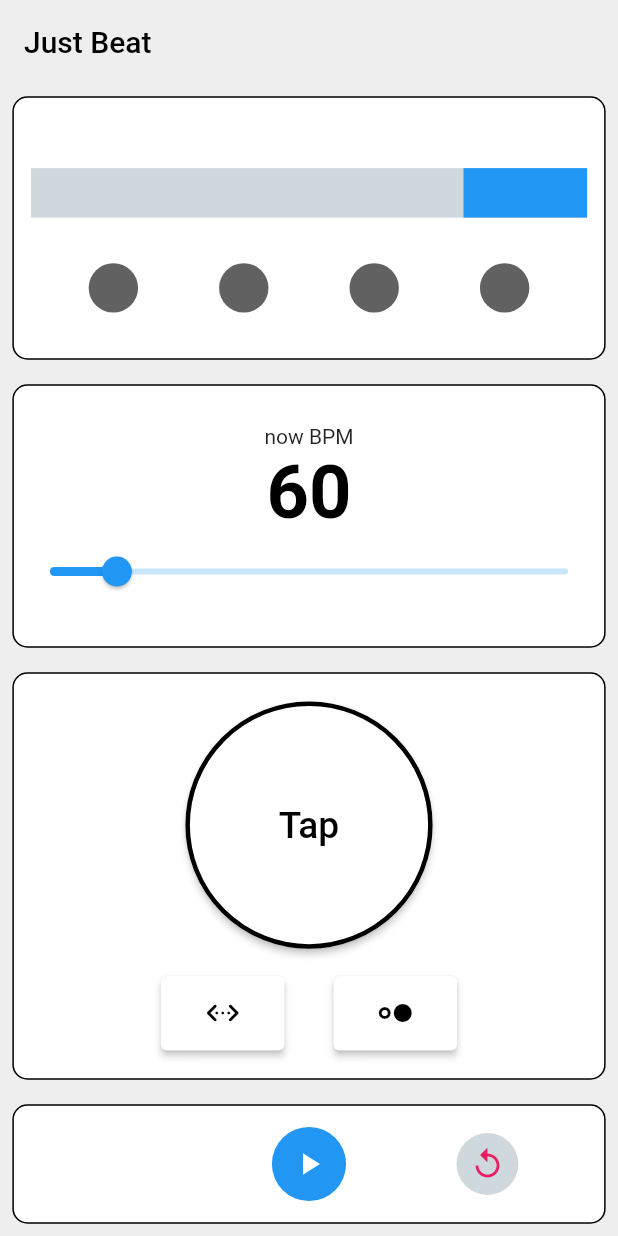
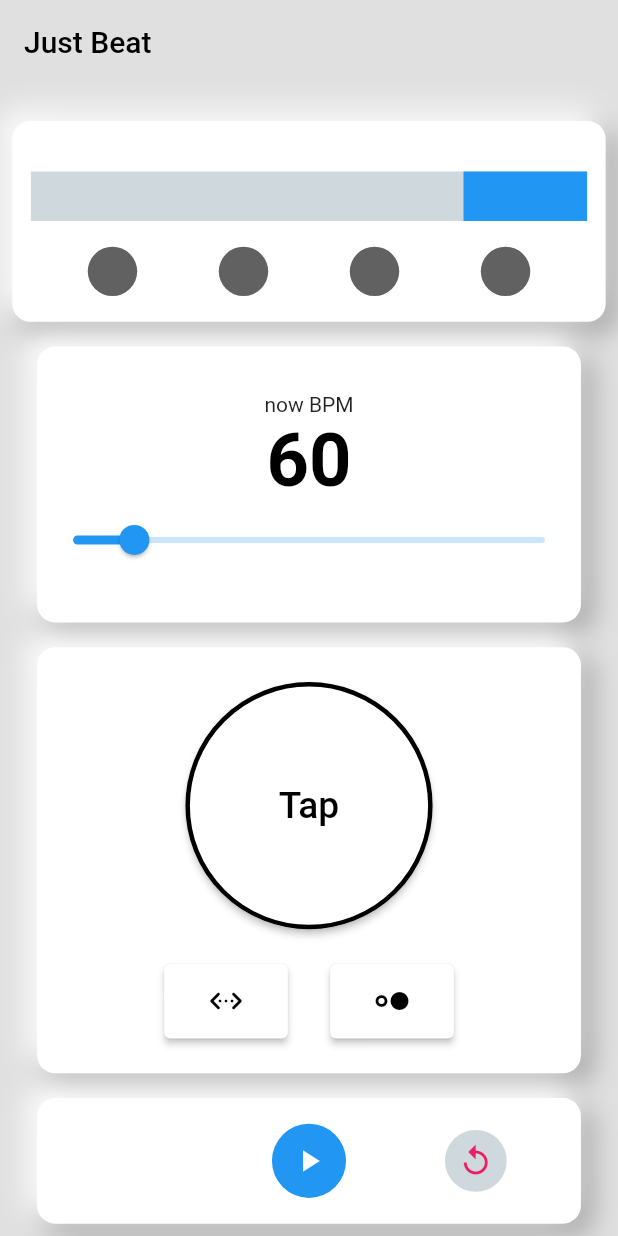
Before and after one commit to yuto90/metronome, a Flutter app: the screen it shows after launch, on a phone screen of 412 x 824 dp. Run offline on Flutter 3.47's test engine with Material 2 defaults, Android fonts, the phone set to English and light mode, and no system bars; missing offline and left inert: soundpool.

Commit message:
レイアウト修正

```diff
--- a/lib/home/home.dart
+++ b/lib/home/home.dart
@@ -22,26 +22,30 @@ class Home extends StatelessWidget {
                 'Just Beat',
                 style: TextStyle(color: Colors.black),
               ),
-              backgroundColor: Colors.grey[200],
+              backgroundColor: Colors.grey[300],
               elevation: 0,
+              //backgroundColor: Colors.white,
+              //elevation: 6,
+              //shadowColor: Colors.grey.shade500,
             ),
             body: Container(
-              color: Colors.grey[200],
+              color: Colors.grey[300],
               child: Column(
                 mainAxisAlignment: MainAxisAlignment.center,
                 children: <Widget>[
                   //! ---------------------------------------------------------------
+                  SizedBox(height: SizeConfig.blockSizeVertical! * 2),
                   Expanded(
-                    flex: 4,
+                    flex: 3,
                     child: Padding(
-                      padding:
-                          EdgeInsets.all(SizeConfig.blockSizeHorizontal! * 2),
+                      padding: EdgeInsets.fromLTRB(
+                        SizeConfig.blockSizeHorizontal! * 2,
+                        SizeConfig.blockSizeVertical! * 1,
+                        SizeConfig.blockSizeHorizontal! * 2,
+                        SizeConfig.blockSizeVertical! * 1,
+                      ),
                       child: Container(
-                        decoration: BoxDecoration(
-                          border: Border.all(color: Colors.black),
-                          borderRadius: BorderRadius.circular(10),
-                          color: Colors.white, // Expandedの色
-                        ),
+                        decoration: model.homeProperty.smooth(),
                         child: Column(
                           mainAxisAlignment: MainAxisAlignment.center,
                           children: [
@@ -59,20 +63,18 @@ class Home extends StatelessWidget {
                   Expanded(
                     flex: 4,
                     child: Padding(
-                      padding:
-                          EdgeInsets.all(SizeConfig.blockSizeHorizontal! * 2),
+                      padding: EdgeInsets.fromLTRB(
+                        SizeConfig.blockSizeHorizontal! * 6,
+                        SizeConfig.blockSizeVertical! * 1,
+                        SizeConfig.blockSizeHorizontal! * 6,
+                        SizeConfig.blockSizeVertical! * 1,
+                      ),
                       child: Container(
-                        decoration: BoxDecoration(
-                          border: Border.all(color: Colors.black),
-                          borderRadius: BorderRadius.circular(10),
-                          color: Colors.white, // Expandedの色
-                        ),
+                        decoration: model.homeProperty.smooth(),
                         child: Column(
                           children: [
                             Spacer(),
-                            Text(
-                              'now BPM',
-                            ),
+                            Text('now BPM'),
                             Center(
                               child: Text(
                                 model.sliderTempo.toString(),
@@ -103,14 +105,14 @@ class Home extends StatelessWidget {
                   Expanded(
                     flex: 6,
                     child: Padding(
-                      padding:
-                          EdgeInsets.all(SizeConfig.blockSizeHorizontal! * 2),
+                      padding: EdgeInsets.fromLTRB(
+                        SizeConfig.blockSizeHorizontal! * 6,
+                        SizeConfig.blockSizeVertical! * 1,
+                        SizeConfig.blockSizeHorizontal! * 6,
+                        SizeConfig.blockSizeVertical! * 1,
+                      ),
                       child: Container(
-                        decoration: BoxDecoration(
-                          border: Border.all(color: Colors.black),
-                          borderRadius: BorderRadius.circular(10),
-                          color: Colors.white, // Expandedの色
-                        ),
+                        decoration: model.homeProperty.smooth(),
                         child: Tap(model: model),
                       ),
                     ),
@@ -119,14 +121,14 @@ class Home extends StatelessWidget {
                   Expanded(
                     flex: 2,
                     child: Padding(
-                      padding:
-                          EdgeInsets.all(SizeConfig.blockSizeHorizontal! * 2),
+                      padding: EdgeInsets.fromLTRB(
+                        SizeConfig.blockSizeHorizontal! * 6,
+                        SizeConfig.blockSizeVertical! * 1,
+                        SizeConfig.blockSizeHorizontal! * 6,
+                        SizeConfig.blockSizeVertical! * 1,
+                      ),
                       child: Container(
-                        decoration: BoxDecoration(
-                          border: Border.all(color: Colors.black),
-                          borderRadius: BorderRadius.circular(10),
-                          color: Colors.white, // Expandedの色
-                        ),
+                        decoration: model.homeProperty.smooth(),
                         child: Footer(model: model),
                       ),
                     ),
--- a/lib/home/home_model.dart
+++ b/lib/home/home_model.dart
@@ -1,6 +1,7 @@
 import 'dart:io';
 import 'package:flutter/material.dart';
 import 'package:flutter/services.dart';
+import 'package:metronome/property/home_property.dart';
 import 'package:soundpool/soundpool.dart';
 import 'Dart:async';
 
@@ -34,6 +35,8 @@ class HomeModel extends ChangeNotifier {
   late Offset limitRight;
   late Offset limitLeft;
 
+  late HomeProperty homeProperty;
+
   double pendulumWidth = 20;
 
   // ジャストタイミングとして許容する幅
@@ -60,6 +63,9 @@ class HomeModel extends ChangeNotifier {
 
   // 画面読み込み時のinit処理
   HomeModel() {
+    // プロパティ用のclassをインスタンス化
+    homeProperty = HomeProperty();
+
     Future(() async {
       beat = await rootBundle
           .load('assets/sound/hammer.wav')
--- /dev/null
+++ b/lib/property/home_property.dart
@@ -0,0 +1,27 @@
+import 'package:flutter/material.dart';
+import 'package:flutter/widgets.dart';
+
+class HomeProperty {
+  /// 白ベースのWidgetに影をつける\
+  /// ※こっちでcolorプロパティ済み
+  BoxDecoration smooth() {
+    return BoxDecoration(
+      color: Colors.white,
+      borderRadius: BorderRadius.circular(12),
+      boxShadow: [
+        BoxShadow(
+          color: Colors.grey.shade500,
+          offset: Offset(6, 6),
+          blurRadius: 15,
+          spreadRadius: 1,
+        ),
+        BoxShadow(
+          color: Colors.white,
+          offset: Offset(-6, -6),
+          blurRadius: 15,
+          spreadRadius: 1,
+        )
+      ],
+    );
+  }
+}
```
